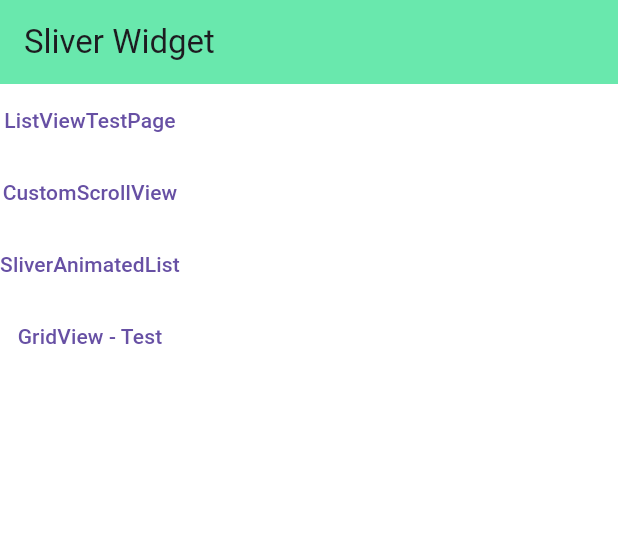
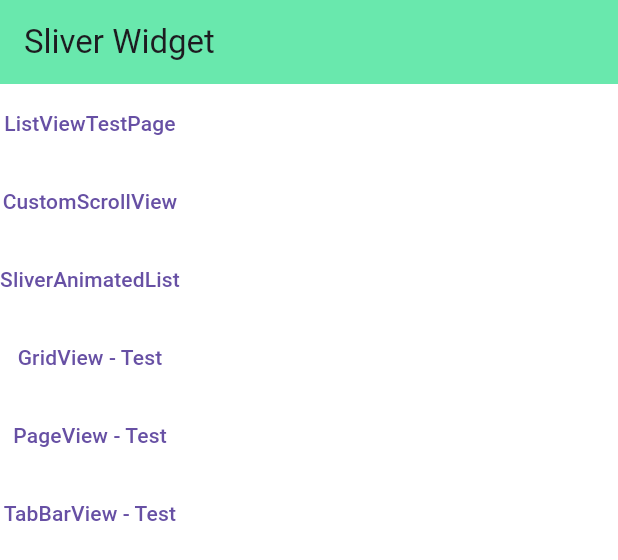
Before and after one commit to zhangdekai/flutter_demo, a Flutter app: the SliverWidgetTestPage widget shown alone on an empty page, opened directly, on a phone screen of 412 x 824 dp. Shown: the top 560 px of the screen. Run offline on Flutter 3.47's test engine with Material 3 defaults, Android fonts, the phone set to English and light mode, and no system bars; our stand-ins replace after_layout, dio, event_bus, get, sign_in_with_apple, signature and 1 more; missing offline and left inert: dart:js; accounts and stored records are empty; network calls fail.

Commit message:
Optimize Code，Test TabBarView and DefaultTabController

```diff
--- a/lib/base/base_getX_view/controller.dart
+++ b/lib/base/base_getX_view/controller.dart
@@ -4,6 +4,6 @@ import 'state.dart';
 
 /// 父GetXController 可添加 Loading， ViewState， dialog show 等；
 class BaseViewController extends GetxController {
-  final BaseViewState state = BaseViewState();
+  // final BaseViewState state = BaseViewState();
 
 }
--- a/lib/pages/chat/chat_page.dart
+++ b/lib/pages/chat/chat_page.dart
@@ -12,9 +12,7 @@ import 'package:weiChatDemo/common/navigator_tool.dart';
 import 'package:weiChatDemo/const_value/route_name.dart';
 import 'package:weiChatDemo/pages/chat/search_bar.dart';
 import 'package:weiChatDemo/pages/chat/third_party_login_page.dart';
-import 'package:weiChatDemo/sliver/sliver_animated_list_test.dart';
 import 'package:weiChatDemo/sliver/sliver_test.dart';
-
 import '../../page_route(路由机制)/page_route_test.dart';
 
 class ChatPage extends StatefulWidget {
--- a/lib/sliver/sliver_page_view/provider.dart
+++ b/lib/sliver/sliver_page_view/provider.dart
@@ -1,5 +1,10 @@
+import 'package:flutter/cupertino.dart';
 import 'package:weiChatDemo/base/base_provider_view/provider.dart';
 
 class SliverPageViewProvider extends BaseProviderViewProvider {
 
+  List<String> dataList = ['1','2','3','4'];
+
+  PageController pageController = PageController();
+
 }
--- a/lib/sliver/sliver_page_view/view.dart
+++ b/lib/sliver/sliver_page_view/view.dart
@@ -3,7 +3,17 @@ import 'package:provider/provider.dart';
 import 'package:weiChatDemo/base/base_provider_view/view.dart';
 import 'provider.dart';
 
+/*
 
+本首页rootPage，使用了横向的PageView，对其实现了Keep live 缓存。
+
+PageView 是一个StatefulWidget， 内部实现也是和ListView一样的滚动机制，也是采用了Scrollable， ViewPort, Sliver，按需加载的布局模式。
+不同点是，PageView 没有设置默认的预渲染区，cacheExtent, 其ViewPort 的属性 cacheExtentType 是 viewPort型，
+allowImplicitScrolling 为true时，默认预渲染前后一页内容。
+
+所以需要我们自己实现其滚动缓存，自定义的 State 实现 AutomaticKeepLiveMixIn 中 wantKeepLive => true，
+build 方法中调用 super.build(context)， 即可实现缓存PageView children.
+ */
 
 class SliverPageViewPage extends BaseProviderViewPage<SliverPageViewProvider> {
   @override
@@ -13,10 +23,25 @@ class SliverPageViewPage extends BaseProviderViewPage<SliverPageViewProvider> {
   Widget buildPage(BuildContext context) {
     final provider = context.read<SliverPageViewProvider>();
 
-    return PageView();
+    return PageView.custom(
+      allowImplicitScrolling: true, // 允许隐式滚动， true 允许预渲染 前后1页内容
+      controller: provider.pageController,
+      scrollDirection: Axis.vertical,
+      childrenDelegate: SliverChildBuilderDelegate((c, i) {
+        return Card(
+          color: Colors.blue[100],
+          child: Padding(
+            padding: EdgeInsets.all(16),
+            child: Text(
+              '$i - runtimeType == ${c.runtimeType} \n\n\n toString() == ${c.toString()}',
+              style: TextStyle(fontSize: 20, fontWeight: FontWeight.w700),
+            ),
+          ),
+        );
+      }, childCount: provider.dataList.length),
+    );
   }
 
   @override
   SliverPageViewProvider initProvider() => SliverPageViewProvider();
-
 }
--- /dev/null
+++ b/lib/sliver/sliver_tab_view/controller.dart
@@ -0,0 +1,16 @@
+import 'package:flutter/material.dart';
+import 'package:get/get.dart';
+import 'package:weiChatDemo/base/base_getX_view/controller.dart';
+
+class SliverTabViewController extends BaseViewController
+    with GetSingleTickerProviderStateMixin {
+  List<String> tabBars = ['历史', '人文', '文化', '算数'];
+
+  late TabController tabController;
+
+  @override
+  void onInit() {
+    super.onInit();
+    tabController = TabController(length: tabBars.length, vsync: this);
+  }
+}
--- a/lib/sliver/sliver_test.dart
+++ b/lib/sliver/sliver_test.dart
@@ -4,6 +4,9 @@ import 'package:weiChatDemo/sliver/list_view_test.dart';
 import 'package:weiChatDemo/sliver/sliver_animated_list_test.dart';
 import 'package:weiChatDemo/sliver/sliver_customerScrollView.dart';
 import 'package:weiChatDemo/sliver/sliver_gridView_test.dart';
+import 'package:weiChatDemo/sliver/sliver_tab_view/view.dart';
+
+import 'sliver_page_view/view.dart';
 
 /*
 GridView, CustomerScrollView,
@@ -37,22 +40,25 @@ class SliverWidgetTestPage extends BaseView {
   @override
   String get title => 'Sliver Widget';
 
+  final _gap = 16.0;
+
   @override
   Widget buildPage(BuildContext context) {
-
     return Column(
       children: [
         TextButton(
-            style: ButtonStyle(padding: MaterialStateProperty.all(EdgeInsets.symmetric(vertical: 10))),
+            style: ButtonStyle(
+                padding: MaterialStateProperty.all(
+                    EdgeInsets.symmetric(vertical: _gap))),
             onPressed: () {
-              Navigator.push(
-                  context,
-                  MaterialPageRoute(
-                      builder: (c) => ListViewTestPage()));
+              Navigator.push(context,
+                  MaterialPageRoute(builder: (c) => ListViewTestPage()));
             },
             child: Text('ListViewTestPage')),
         TextButton(
-            style: ButtonStyle(padding: MaterialStateProperty.all(EdgeInsets.symmetric(vertical: 10))),
+            style: ButtonStyle(
+                padding: MaterialStateProperty.all(
+                    EdgeInsets.symmetric(vertical: _gap))),
             onPressed: () {
               Navigator.push(
                   context,
@@ -61,7 +67,9 @@ class SliverWidgetTestPage extends BaseView {
             },
             child: Text('CustomScrollView')),
         TextButton(
-            style: ButtonStyle(padding: MaterialStateProperty.all(EdgeInsets.symmetric(vertical: 10))),
+            style: ButtonStyle(
+                padding: MaterialStateProperty.all(
+                    EdgeInsets.symmetric(vertical: _gap))),
             onPressed: () {
               Navigator.push(
                   context,
@@ -70,19 +78,32 @@ class SliverWidgetTestPage extends BaseView {
             },
             child: Text('SliverAnimatedList')),
         TextButton(
-            style: ButtonStyle(padding: MaterialStateProperty.all(EdgeInsets.symmetric(vertical: 10))),
+            style: ButtonStyle(
+                padding: MaterialStateProperty.all(
+                    EdgeInsets.symmetric(vertical: _gap))),
             onPressed: () {
-              Navigator.push(
-                  context,
-                  MaterialPageRoute(
-                      builder: (c) => GridViewPageTest()));
+              Navigator.push(context,
+                  MaterialPageRoute(builder: (c) => GridViewPageTest()));
             },
             child: Text('GridView - Test')),
-
-
-
-
-
+        TextButton(
+            style: ButtonStyle(
+                padding: MaterialStateProperty.all(
+                    EdgeInsets.symmetric(vertical: _gap))),
+            onPressed: () {
+              Navigator.push(context,
+                  MaterialPageRoute(builder: (c) => SliverPageViewPage()));
+            },
+            child: Text('PageView - Test')),
+        TextButton(
+            style: ButtonStyle(
+                padding: MaterialStateProperty.all(
+                    EdgeInsets.symmetric(vertical: _gap))),
+            onPressed: () {
+              Navigator.push(context,
+                  MaterialPageRoute(builder: (c) => SliverTabViewPage()));
+            },
+            child: Text('TabBarView - Test')),
       ],
     );
   }
```
Also changed, not shown: lib/pages/root_page.dart (+2 -22 lines), lib/sliver/sliver_tab_view/view.dart (added, +76 -0 lines), lib/widgets/keep_live_widget.dart (added, +36 -0 lines), 2 other files.
